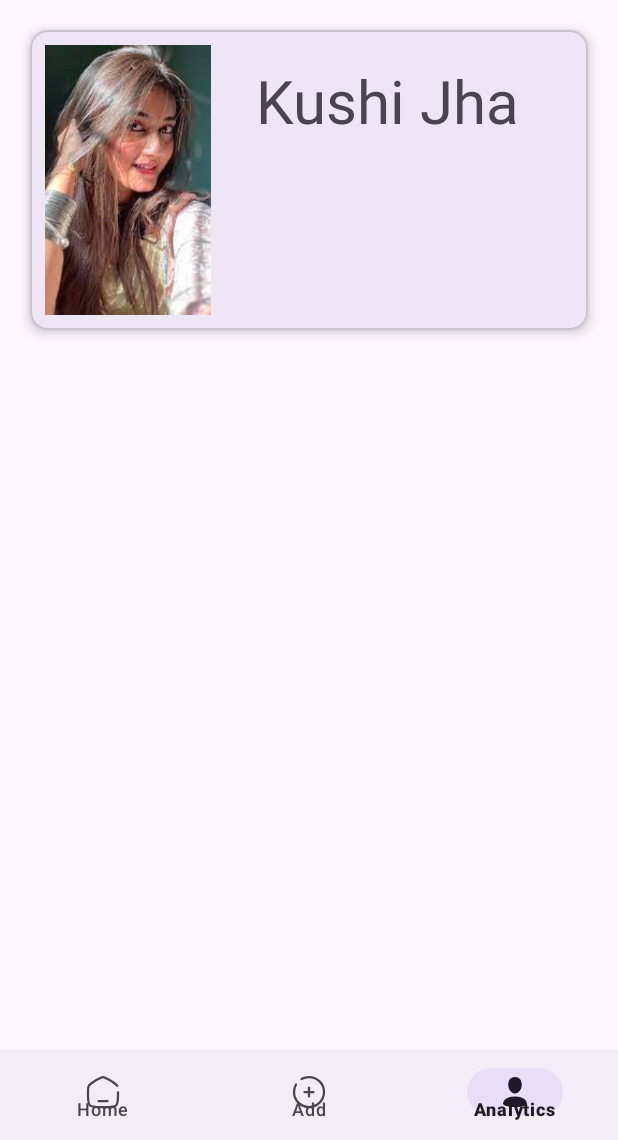
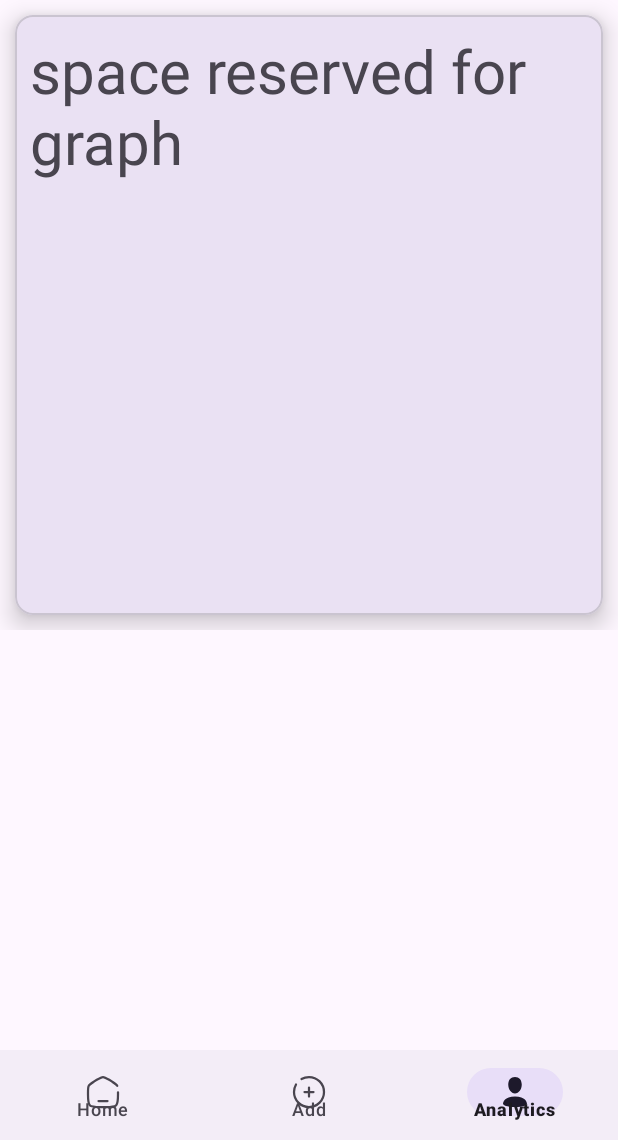
Before and after one commit to abhinav3254/pennypal, an Android app: the screen it shows after launch (MainActivity), item 3 of the bottom bar chosen, on a phone screen of 412 x 824 dp, the part 96-1236 px from its top. Run offline under Robolectric (Android 15) with nearby library versions, the phone set to English and light mode, and no system bars.

Commit message:
analytics work - 1

```diff
--- a/app/src/main/res/layout/fragment_analytics.xml
+++ b/app/src/main/res/layout/fragment_analytics.xml
@@ -20,49 +20,37 @@
 
             <LinearLayout
                 android:layout_width="match_parent"
-                android:layout_height="match_parent"
-                android:orientation="vertical">
+                android:layout_height="match_parent">
+
 
                 <com.google.android.material.card.MaterialCardView
                     android:layout_width="match_parent"
-                    android:layout_height="200dp"
-                    android:layout_margin="20dp"
-                    app:cardElevation="5dp">
+                    android:layout_height="400dp"
+                    app:cardElevation="10dp"
+                    android:layout_margin="10dp"
+                    >
+
                     <LinearLayout
                         android:layout_width="match_parent"
                         android:layout_height="match_parent"
-                        android:orientation="horizontal">
+                        android:orientation="vertical"
+                        android:padding="10dp"
+                        >
 
-                        <ImageView
-                            android:layout_width="0dp"
-                            android:layout_height="match_parent"
-                            android:layout_weight="1"
-                            android:src="@drawable/krati"
-                            android:layout_margin="10dp"
-                            android:scaleType="centerCrop"
+                        <TextView
+                            android:layout_width="match_parent"
+                            android:layout_height="wrap_content"
+                            android:text="space reserved for graph"
+                            android:textSize="40dp"
                             />
 
-                        <LinearLayout
-                            android:layout_width="0dp"
-                            android:layout_height="match_parent"
-                            android:layout_weight="2"
-                            android:orientation="vertical"
-                            android:layout_margin="10dp"
-                            >
-                            <TextView
-                                android:layout_width="match_parent"
-                                android:layout_height="wrap_content"
-                                android:text="Kushi Jha"
-                                android:textSize="40dp"
-                                android:layout_margin="10dp"
-                                />
+                    </LinearLayout>
 
-                        </LinearLayout>
-
-                    </LinearLayout>
                 </com.google.android.material.card.MaterialCardView>
 
             </LinearLayout>
+
+
         </ScrollView>
 
     </androidx.constraintlayout.widget.ConstraintLayout>
```
